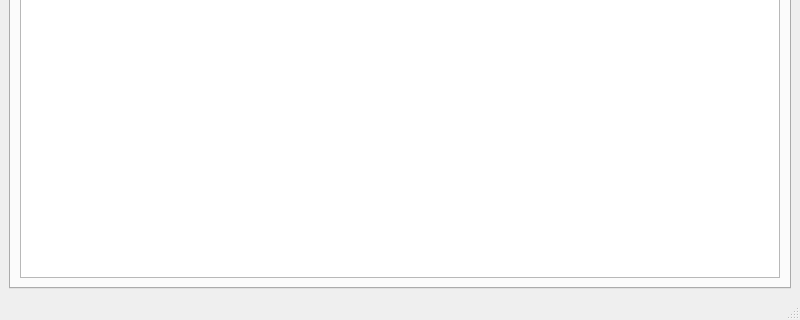
First picture: the form in admininterface.ui, repository LGH2713/Library_management_system, before the edit; both pictures show x 0 to 800 and y 280 to 600 of the 800 by 600 pixel window.
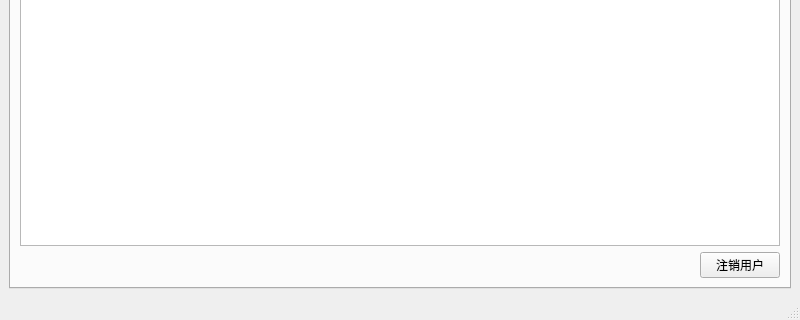
Second picture: the form after the edit. The open tabs and pages were chosen to show the change.

Diff of the .ui file:
```diff
--- a/admininterface.ui
+++ b/admininterface.ui
@@ -61,6 +61,30 @@
           </column>
          </widget>
         </item>
+        <item row="2" column="0">
+         <layout class="QHBoxLayout" name="horizontalLayout_4">
+          <item>
+           <spacer name="horizontalSpacer_4">
+            <property name="orientation">
+             <enum>Qt::Horizontal</enum>
+            </property>
+            <property name="sizeHint" stdset="0">
+             <size>
+              <width>40</width>
+              <height>20</height>
+             </size>
+            </property>
+           </spacer>
+          </item>
+          <item>
+           <widget class="QPushButton" name="cancelUserBtn">
+            <property name="text">
+             <string>注销用户</string>
+            </property>
+           </widget>
+          </item>
+         </layout>
+        </item>
        </layout>
       </widget>
       <widget class="QWidget" name="tab_2">
```
Left out of the diff: 26 changed lines with no effect on the pictures.
